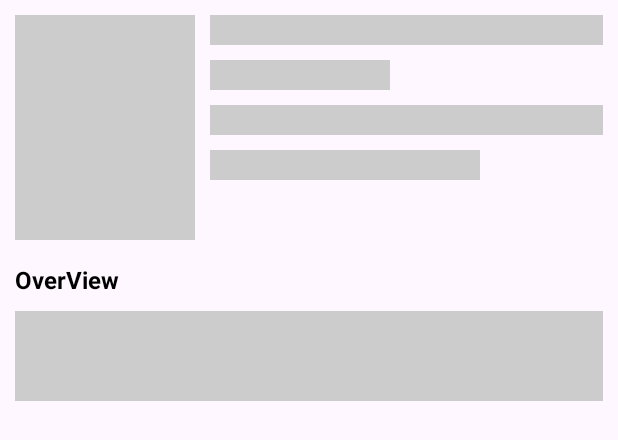
After one commit to faizurazadri23/assessmentmovie_app, an Android app: the layout shimmer_detail_movie.xml on its own in the app's theme, with its tools: preview values and no code run, on a phone screen of 412 x 824 dp. The commit adds this screen. Shown: the top 440 px of the screen. Run offline under Robolectric (Android 15) with nearby library versions, the phone set to English and light mode, and no system bars.

Commit message:
add shimmer on detail movie

```diff
--- /dev/null
+++ b/app/src/main/res/layout/shimmer_detail_movie.xml
@@ -0,0 +1,70 @@
+<?xml version="1.0" encoding="utf-8"?>
+<LinearLayout xmlns:android="http://schemas.android.com/apk/res/android"
+    android:layout_width="match_parent"
+    android:layout_height="wrap_content"
+    android:orientation="vertical">
+
+    <LinearLayout
+        android:layout_width="match_parent"
+        android:layout_height="wrap_content"
+        android:orientation="horizontal"
+        android:padding="10dp">
+
+        <androidx.appcompat.widget.AppCompatImageView
+            android:layout_width="120dp"
+            android:layout_height="150dp"
+            android:background="@color/shimmerColor"
+            android:scaleType="fitXY" />
+
+        <androidx.appcompat.widget.LinearLayoutCompat
+            android:layout_width="match_parent"
+            android:layout_height="wrap_content"
+            android:layout_marginStart="10dp"
+            android:orientation="vertical">
+
+            <View
+                android:layout_width="match_parent"
+                android:layout_height="20dp"
+                android:background="@color/shimmerColor" />
+
+
+            <View
+                android:layout_width="120dp"
+                android:layout_height="20dp"
+                android:layout_marginTop="10dp"
+                android:background="@color/shimmerColor" />
+
+            <View
+                android:layout_width="match_parent"
+                android:layout_height="20dp"
+                android:layout_marginTop="10dp"
+                android:background="@color/shimmerColor" />
+
+            <View
+                android:layout_width="180dp"
+                android:layout_height="20dp"
+                android:layout_marginTop="10dp"
+                android:background="@color/shimmerColor" />
+        </androidx.appcompat.widget.LinearLayoutCompat>
+
+    </LinearLayout>
+
+    <androidx.appcompat.widget.AppCompatTextView
+        android:layout_width="match_parent"
+        android:layout_height="wrap_content"
+        android:layout_marginStart="10dp"
+        android:layout_marginTop="5dp"
+        android:layout_marginEnd="10dp"
+        android:text="@string/overview"
+        android:textColor="@color/black"
+        android:textSize="16sp"
+        android:textStyle="bold" />
+
+    <View
+        android:layout_width="match_parent"
+        android:layout_height="60dp"
+        android:layout_marginStart="10dp"
+        android:layout_marginTop="10dp"
+        android:layout_marginEnd="10dp"
+        android:background="@color/shimmerColor" />
+</LinearLayout>
--- a/app/src/main/res/values/colors.xml
+++ b/app/src/main/res/values/colors.xml
@@ -3,4 +3,5 @@
     <color name="black">#FF000000</color>
     <color name="white">#FFFFFFFF</color>
     <color name="primaryColor">#00BCD4</color>
+    <color name="shimmerColor">#cccccc</color>
 </resources>
```
Also changed, not shown: app/src/main/java/com/faizura/movie/ui/DetailMoviesActivity.kt (+8 -2 lines), app/src/main/res/layout/activity_detail_movies.xml (+29 -5 lines).
